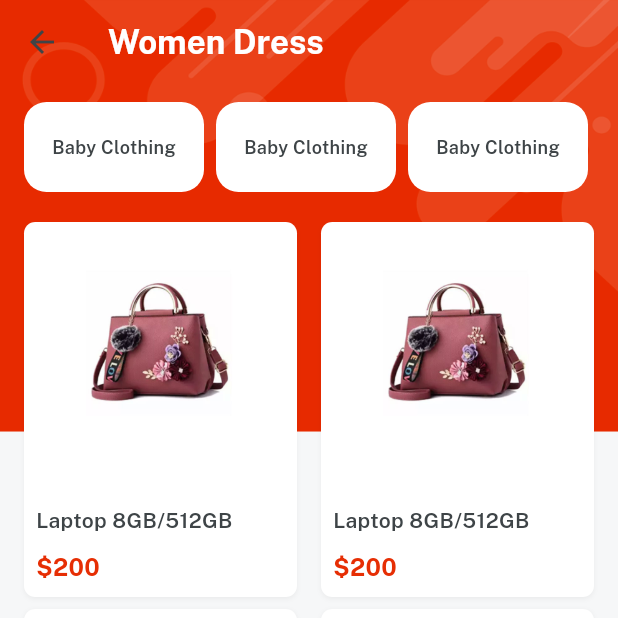
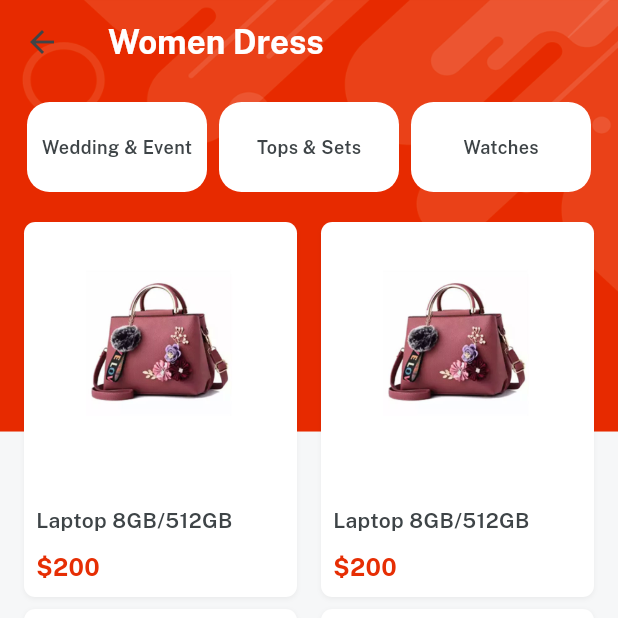
Before and after one commit to Fahadbcd17/rongtuli, a Flutter app: the CategoryScreen screen opened directly, after a tap on "Women Dress", on a phone screen of 412 x 824 dp, the top half of it. Run offline on Flutter 3.47's test engine with Material 3 defaults, Android fonts, the phone set to English and light mode, and no system bars; our stand-ins replace cloud_firestore, firebase_auth, firebase_core, firebase_storage, get, image_picker and 1 more; accounts and stored records are empty.

Commit message:
fixed the error category screen

```diff
--- a/mobile/RongTuli/lib/views/screens/category/category_details.dart
+++ b/mobile/RongTuli/lib/views/screens/category/category_details.dart
@@ -1,4 +1,5 @@
 import 'package:get/get.dart';
+import 'package:rong_tuli/controllers/product_controler.dart';
 import 'package:rong_tuli/views/screens/category/item_details.dart';
 import 'package:rong_tuli/widgets/Shared/bg_widget.dart';
 import 'package:rong_tuli/consts/consts.dart';
@@ -9,6 +10,9 @@ class CategoryDetails extends StatelessWidget {
 
   @override
   Widget build(BuildContext context) {
+
+    var controller = Get.find<ProductControler>();
+
     return bgWidget(
       child: Scaffold(
         appBar: AppBar(
@@ -22,7 +26,9 @@ class CategoryDetails extends StatelessWidget {
                 physics:const BouncingScrollPhysics(),
                 scrollDirection: Axis.horizontal,
                 child: Row(
-                  children: List.generate(6, (index) => "Baby Clothing".text.size(12)
+                  children: List.generate(
+                    controller.subcat.length,
+                   (index) => "${controller.subcat[index]}".text.size(12)
                       .fontFamily(semibold).color(darkFontGrey).makeCentered().box.rounded.white.size(120, 60)
                       .margin(const EdgeInsets.symmetric(horizontal: 4)).make()),
                 ),
--- a/mobile/RongTuli/lib/views/screens/category/category_screen.dart
+++ b/mobile/RongTuli/lib/views/screens/category/category_screen.dart
@@ -1,6 +1,7 @@
 import 'package:get/get.dart';
 import 'package:rong_tuli/consts/consts.dart';
 import 'package:rong_tuli/consts/list.dart';
+import 'package:rong_tuli/controllers/product_controler.dart';
 import 'package:rong_tuli/views/screens/category/category_details.dart';
 import 'package:rong_tuli/widgets/Shared/bg_widget.dart';
 
@@ -10,6 +11,7 @@ class CategoryScreen extends StatelessWidget {
 
   @override
   Widget build(BuildContext context) {
+    var controller = Get.put(ProductControler());
     return bgWidget(
       child: Scaffold(
         appBar: AppBar(
@@ -30,6 +32,7 @@ class CategoryScreen extends StatelessWidget {
                     categoriesList[index].text.color(darkFontGrey).align(TextAlign.center).make(),
                   ],
                 ).box.white.rounded.clip(Clip.antiAlias).outerShadowSm.make().onTap((){
+                  controller.getSubCategories(categoriesList[index]);
                   Get.to(() => CategoryDetails(title: categoriesList[index]));
                 });
               }),
```
